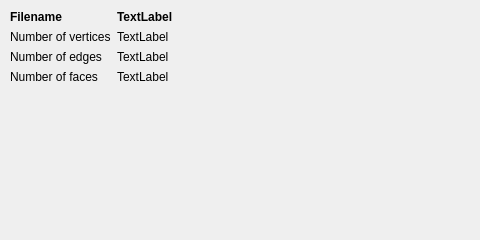
Qt form src/view/info/info.ui (SergSinitsyn/3DViewer) before a commit.
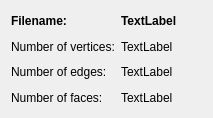
The same form after that commit.

What changed in the file:
```diff
--- a/src/view/info/info.ui
+++ b/src/view/info/info.ui
@@ -6,8 +6,8 @@
    <rect>
     <x>0</x>
     <y>0</y>
-    <width>480</width>
-    <height>240</height>
+    <width>213</width>
+    <height>118</height>
    </rect>
   </property>
   <property name="sizePolicy">
@@ -18,50 +18,36 @@
   </property>
   <property name="minimumSize">
    <size>
-    <width>480</width>
-    <height>240</height>
+    <width>0</width>
+    <height>0</height>
    </size>
   </property>
   <property name="windowTitle">
    <string> Model Information</string>
   </property>
-  <widget class="QWidget" name="layoutWidget">
-   <property name="geometry">
-    <rect>
-     <x>10</x>
-     <y>10</y>
-     <width>461</width>
-     <height>221</height>
-    </rect>
-   </property>
-   <layout class="QFormLayout" name="formLayout">
-    <property name="rowWrapPolicy">
-     <enum>QFormLayout::WrapLongRows</enum>
-    </property>
+  <layout class="QGridLayout" name="gridLayout">
     <item row="0" column="0">
      <widget class="QLabel" name="label_filename_2">
       <property name="font">
        <font>
-        <weight>75</weight>
         <bold>true</bold>
        </font>
       </property>
       <property name="text">
-       <string>Filename</string>
+      <string>Filename:</string>
       </property>
      </widget>
     </item>
     <item row="0" column="1">
      <widget class="QLabel" name="label_filename">
       <property name="sizePolicy">
-       <sizepolicy hsizetype="Expanding" vsizetype="Preferred">
+      <sizepolicy hsizetype="Preferred" vsizetype="Preferred">
         <horstretch>0</horstretch>
         <verstretch>0</verstretch>
        </sizepolicy>
       </property>
       <property name="font">
        <font>
-        <weight>75</weight>
         <bold>true</bold>
         <underline>false</underline>
        </font>
@@ -74,14 +60,14 @@
     <item row="1" column="0">
      <widget class="QLabel" name="label_numberOfVertices_2">
       <property name="text">
-       <string>Number of vertices</string>
+      <string>Number of vertices:</string>
       </property>
      </widget>
     </item>
     <item row="1" column="1">
      <widget class="QLabel" name="label_numberOfVertices">
       <property name="sizePolicy">
-       <sizepolicy hsizetype="Expanding" vsizetype="Preferred">
+      <sizepolicy hsizetype="Preferred" vsizetype="Preferred">
         <horstretch>0</horstretch>
         <verstretch>0</verstretch>
        </sizepolicy>
@@ -94,14 +80,14 @@
     <item row="2" column="0">
      <widget class="QLabel" name="label_numberOfEdges_2">
       <property name="text">
-       <string>Number of edges</string>
+      <string>Number of edges:</string>
       </property>
      </widget>
     </item>
     <item row="2" column="1">
      <widget class="QLabel" name="label_numberOfEdges">
       <property name="sizePolicy">
-       <sizepolicy hsizetype="Expanding" vsizetype="Preferred">
+      <sizepolicy hsizetype="Preferred" vsizetype="Preferred">
         <horstretch>0</horstretch>
         <verstretch>0</verstretch>
        </sizepolicy>
@@ -114,14 +100,14 @@
     <item row="3" column="0">
      <widget class="QLabel" name="label_numberOfFaces_2">
       <property name="text">
-       <string>Number of faces</string>
+      <string>Number of faces:</string>
       </property>
      </widget>
     </item>
     <item row="3" column="1">
      <widget class="QLabel" name="label_numberOfFaces">
       <property name="sizePolicy">
-       <sizepolicy hsizetype="Expanding" vsizetype="Preferred">
+      <sizepolicy hsizetype="Preferred" vsizetype="Preferred">
         <horstretch>0</horstretch>
         <verstretch>0</verstretch>
        </sizepolicy>
@@ -132,7 +118,6 @@
      </widget>
     </item>
    </layout>
-  </widget>
  </widget>
  <resources/>
  <connections/>
```
Lines whose indentation alone changed are shown as unchanged.
